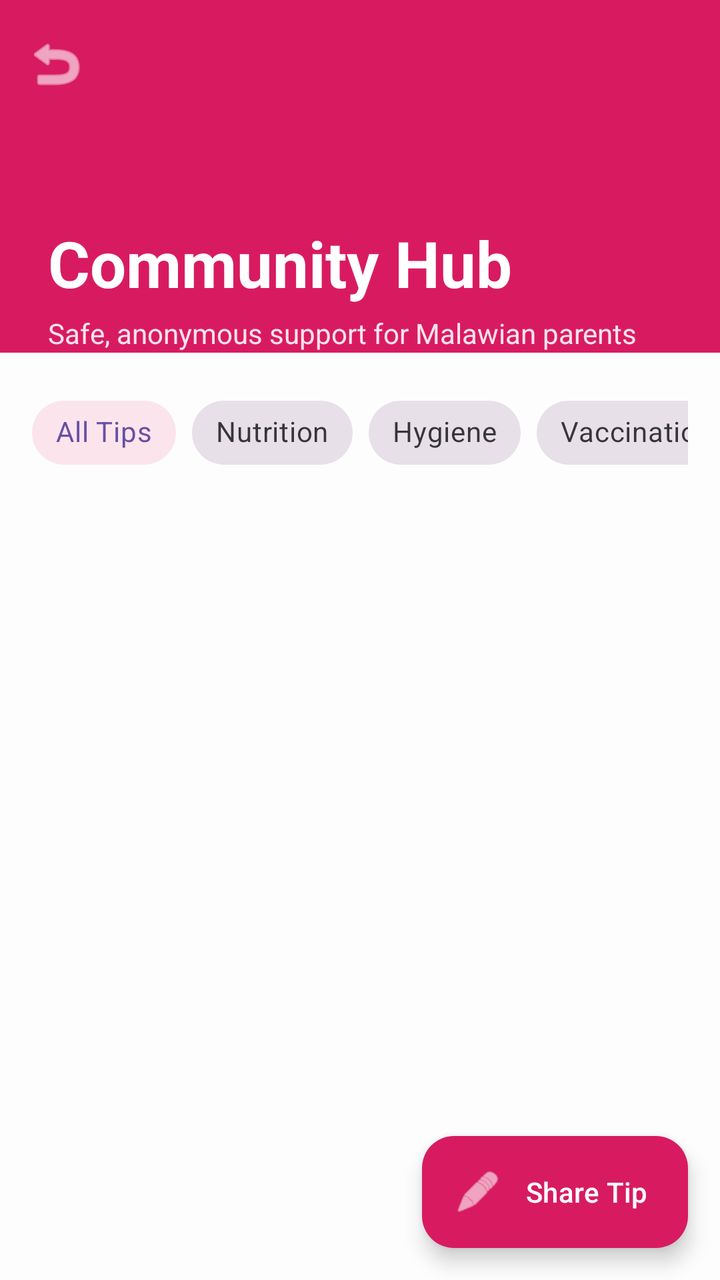
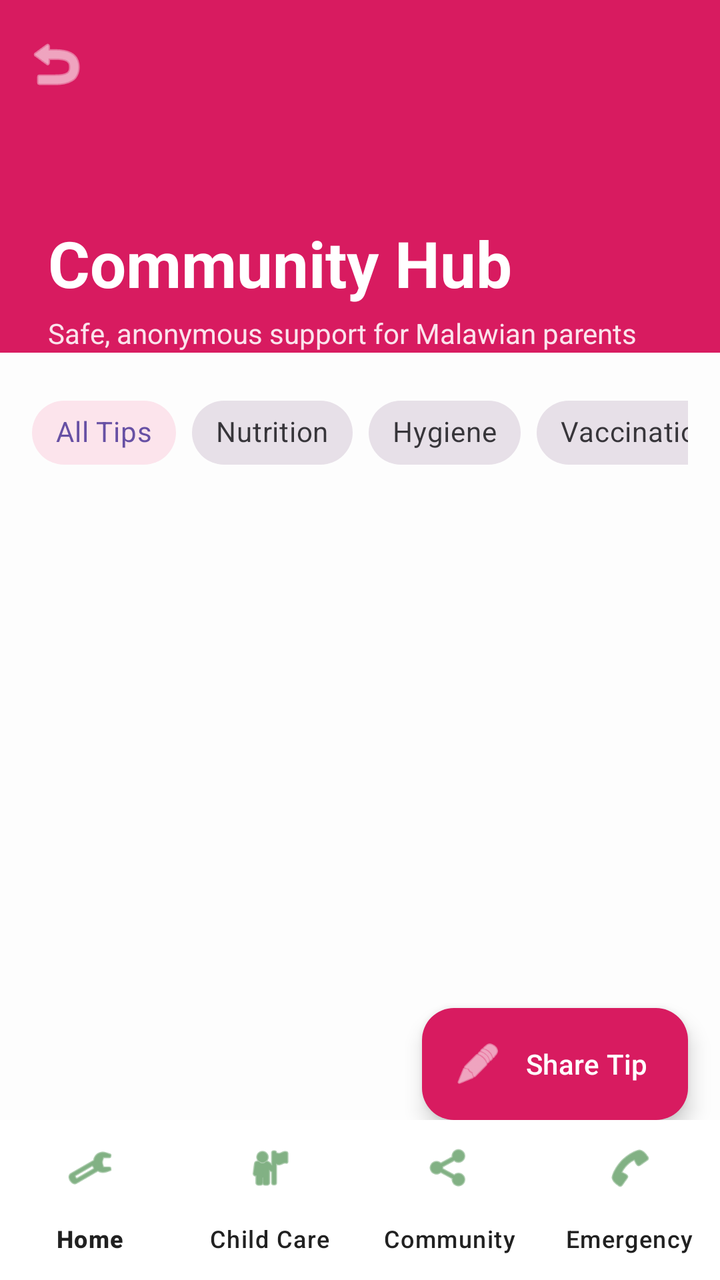

Before-and-after screenshots of an Android layout around one commit, followed by the original layout XML and the change that was made.
<!-- AndroidManifest.xml: application theme Theme.FanutSystem -->
<!-- res/layout/activity_community.xml -->
<?xml version="1.0" encoding="utf-8"?>
<androidx.coordinatorlayout.widget.CoordinatorLayout xmlns:android="http://schemas.android.com/apk/res/android"
    xmlns:app="http://schemas.android.com/apk/res-auto"
    android:layout_width="match_parent"
    android:layout_height="match_parent"
    android:background="@color/background">

    <com.google.android.material.appbar.AppBarLayout
        android:layout_width="match_parent"
        android:layout_height="wrap_content"
        android:background="@android:color/transparent"
        app:elevation="0dp">

        <com.google.android.material.appbar.CollapsingToolbarLayout
            android:layout_width="match_parent"
            android:layout_height="200dp"
            app:contentScrim="@color/pediatric_pink"
            app:layout_scrollFlags="scroll|exitUntilCollapsed"
            app:titleEnabled="false">

            
            <View
                android:layout_width="match_parent"
                android:layout_height="match_parent"
                android:background="@color/pediatric_pink"
                app:layout_collapseMode="parallax" />

            <LinearLayout
                android:layout_width="match_parent"
                android:layout_height="match_parent"
                android:orientation="vertical"
                android:padding="24dp"
                android:gravity="bottom"
                app:layout_collapseMode="parallax">

                <TextView
                    android:layout_width="wrap_content"
                    android:layout_height="wrap_content"
                    android:text="Community Hub"
                    android:textColor="@color/white"
                    android:textSize="32sp"
                    android:textStyle="bold" />

                <TextView
                    android:layout_width="wrap_content"
                    android:layout_height="wrap_content"
                    android:text="Safe, anonymous support for Malawian parents"
                    android:textColor="#E0FFFFFF"
                    android:textSize="14sp"
                    android:layout_marginTop="4dp" />
            </LinearLayout>

            <com.google.android.material.appbar.MaterialToolbar
                android:id="@+id/toolbar"
                android:layout_width="match_parent"
                android:layout_height="?attr/actionBarSize"
                app:layout_collapseMode="pin"
                app:navigationIcon="@android:drawable/ic_menu_revert"
                app:navigationIconTint="@color/white" />

        </com.google.android.material.appbar.CollapsingToolbarLayout>
    </com.google.android.material.appbar.AppBarLayout>

    <androidx.core.widget.NestedScrollView
        android:layout_width="match_parent"
        android:layout_height="match_parent"
        android:background="@drawable/rounded_top_corners_transparent"
        android:layout_marginTop="-24dp"
        app:layout_behavior="@string/appbar_scrolling_view_behavior">

        <LinearLayout
            android:layout_width="match_parent"
            android:layout_height="wrap_content"
            android:orientation="vertical"
            android:padding="16dp"
            android:background="@color/background">

            
            <HorizontalScrollView
                android:layout_width="match_parent"
                android:layout_height="wrap_content"
                android:scrollbars="none"
                android:layout_marginBottom="16dp">

                <com.google.android.material.chip.ChipGroup
                    android:id="@+id/chipGroupFilters"
                    android:layout_width="wrap_content"
                    android:layout_height="wrap_content"
                    app:singleSelection="true">

                    <com.google.android.material.chip.Chip
                        style="@style/Widget.MaterialComponents.Chip.Choice"
                        android:layout_width="wrap_content"
                        android:layout_height="wrap_content"
                        android:text="All Tips"
                        android:checked="true"
                        app:chipBackgroundColor="@color/pediatric_pink_light"
                        app:rippleColor="@color/pediatric_pink" />

                    <com.google.android.material.chip.Chip
                        style="@style/Widget.MaterialComponents.Chip.Choice"
                        android:layout_width="wrap_content"
                        android:layout_height="wrap_content"
                        android:text="Nutrition" />

                    <com.google.android.material.chip.Chip
                        style="@style/Widget.MaterialComponents.Chip.Choice"
                        android:layout_width="wrap_content"
                        android:layout_height="wrap_content"
                        android:text="Hygiene" />

                    <com.google.android.material.chip.Chip
                        style="@style/Widget.MaterialComponents.Chip.Choice"
                        android:layout_width="wrap_content"
                        android:layout_height="wrap_content"
                        android:text="Vaccination" />
                </com.google.android.material.chip.ChipGroup>
            </HorizontalScrollView>

            <ListView
                android:id="@+id/lvCommunityTips"
                android:layout_width="match_parent"
                android:layout_height="800dp"
                android:divider="@android:color/transparent"
                android:dividerHeight="0dp"
                android:scrollbars="none" />

            <TextView
                android:layout_width="match_parent"
                android:layout_height="wrap_content"
                android:layout_marginTop="24dp"
                android:text="@string/medical_disclaimer"
                android:textSize="12sp"
                android:textColor="@color/text_secondary"
                android:gravity="center"
                android:padding="16dp"
                android:background="#F5F5F5"/>
        </LinearLayout>
    </androidx.core.widget.NestedScrollView>

    <com.google.android.material.floatingactionbutton.ExtendedFloatingActionButton
        android:id="@+id/fabShareTip"
        android:layout_width="wrap_content"
        android:layout_height="wrap_content"
        android:layout_gravity="bottom|end"
        android:layout_margin="16dp"
        android:text="@string/share_tip"
        android:textColor="@color/white"
        app:backgroundTint="@color/pediatric_pink"
        app:icon="@android:drawable/ic_menu_edit"
        app:iconTint="@color/white" />

</androidx.coordinatorlayout.widget.CoordinatorLayout>
<!-- resources referenced by this layout -->
<resources>
  <color name="background">#FDFDFD</color>
  <color name="pediatric_pink">#D81B60</color>
  <color name="pediatric_pink_light">#FCE4EC</color>
  <color name="text_secondary">#757575</color>
  <color name="white">#FFFFFFFF</color>
  <!-- drawable rounded_top_corners_transparent (drawable) -->
  <?xml version="1.0" encoding="utf-8"?>
  <shape xmlns:android="http://schemas.android.com/apk/res/android">
      <solid android:color="@android:color/transparent" />
      <corners
          android:topLeftRadius="30dp"
          android:topRightRadius="30dp" />
  </shape>
  <string name="medical_disclaimer">⚠️ DISCLAIMER: This app does not replace professional medical care. Always consult a health worker for diagnosis and treatment.</string>
  <string name="share_tip">Share Tip</string>
  <style name="Theme.FanutSystem" parent="Base.Theme.FanutSystem" />
  <style name="Base.Theme.FanutSystem" parent="Theme.Material3.DayNight.NoActionBar">
          
          
      </style>
</resources>

<!-- the commit's change to res/layout/activity_community.xml (unified diff, before → after) -->
@@ -66,6 +66,8 @@
         android:layout_height="match_parent"
         android:background="@drawable/rounded_top_corners_transparent"
         android:layout_marginTop="-24dp"
+        android:paddingBottom="80dp"
+        android:clipToPadding="false"
         app:layout_behavior="@string/appbar_scrolling_view_behavior">
 
         <LinearLayout
@@ -143,11 +145,29 @@
         android:layout_width="wrap_content"
         android:layout_height="wrap_content"
         android:layout_gravity="bottom|end"
-        android:layout_margin="16dp"
+        android:layout_marginEnd="16dp"
+        android:layout_marginBottom="80dp"
         android:text="@string/share_tip"
         android:textColor="@color/white"
         app:backgroundTint="@color/pediatric_pink"
         app:icon="@android:drawable/ic_menu_edit"
         app:iconTint="@color/white" />
 
+    <include layout="@layout/layout_bottom_navigation" />
+
 </androidx.coordinatorlayout.widget.CoordinatorLayout>
+<!-- res/layout/layout_bottom_navigation.xml (included above) -->
+<?xml version="1.0" encoding="utf-8"?>
+<com.google.android.material.bottomnavigation.BottomNavigationView
+    xmlns:android="http://schemas.android.com/apk/res/android"
+    xmlns:app="http://schemas.android.com/apk/res-auto"
+    android:id="@+id/bottom_navigation"
+    android:layout_width="match_parent"
+    android:layout_height="wrap_content"
+    android:background="@color/white"
+    android:layout_gravity="bottom"
+    app:menu="@menu/bottom_nav_menu"
+    app:itemIconTint="@color/primary_green"
+    app:itemTextColor="@color/text_main"
+    app:labelVisibilityMode="labeled"
+    app:elevation="16dp" />
<!-- resource entries referenced after the edit -->
@@ -3,6 +3,8 @@
   <color name="background">#FDFDFD</color>
   <color name="pediatric_pink">#D81B60</color>
   <color name="pediatric_pink_light">#FCE4EC</color>
+  <color name="primary_green">#2E7D32</color>
+  <color name="text_main">#212121</color>
   <color name="text_secondary">#757575</color>
   <color name="white">#FFFFFFFF</color>
   <!-- drawable rounded_top_corners_transparent (drawable) -->
